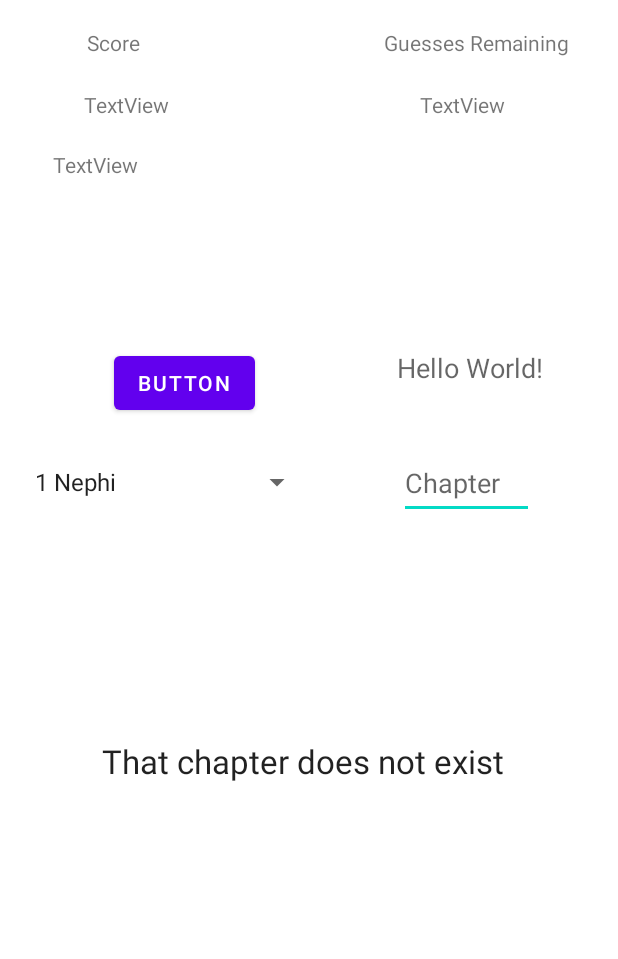
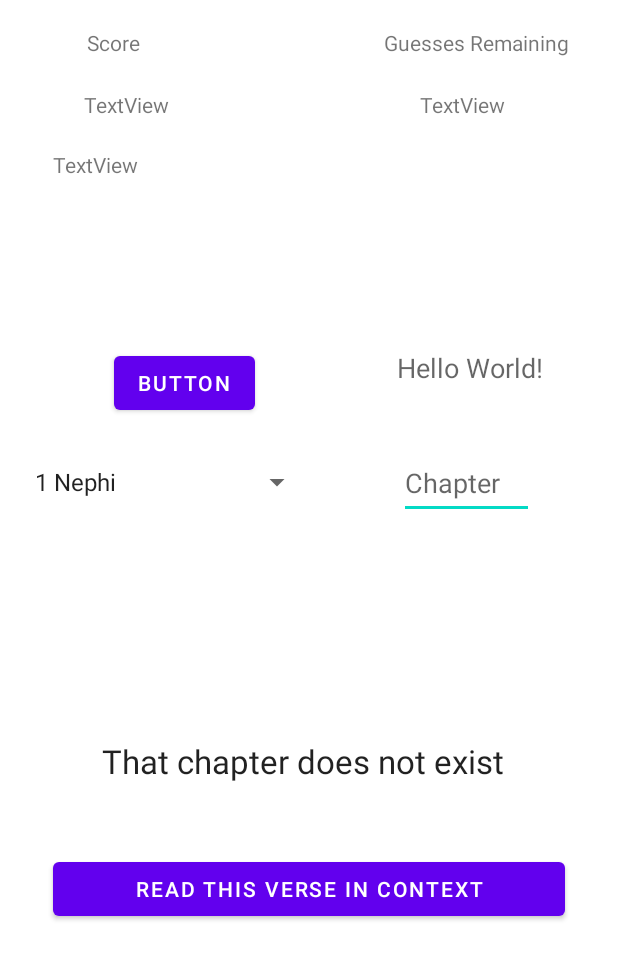
Before and after one commit to nomerza2/Scripture-Baseball, an Android app: the layout activity_main.xml on its own in the app's theme, with its tools: preview values and no code run, on a phone screen of 412 x 824 dp. Shown: the top 959 px of the screen. Run offline under Robolectric (Android 15) with nearby library versions, the phone set to English and light mode, and no system bars; network calls fail.

Commit message:
Added button that links users to the full Book of Mormon on churchofjesuschrist.org at the chosen verse upon displaying the answer

```diff
--- a/app/src/main/res/layout/activity_main.xml
+++ b/app/src/main/res/layout/activity_main.xml
@@ -129,4 +129,17 @@
         app:layout_constraintStart_toStartOf="parent"
         app:layout_constraintTop_toTopOf="parent" />
 
+    <Button
+        android:id="@+id/link_button"
+        android:layout_width="0dp"
+        android:layout_height="wrap_content"
+        android:layout_marginStart="35dp"
+        android:layout_marginTop="46dp"
+        android:layout_marginEnd="35dp"
+        android:onClick="onLinkButtonClick"
+        android:text="@string/Link_Button"
+        app:layout_constraintEnd_toEndOf="parent"
+        app:layout_constraintStart_toStartOf="parent"
+        app:layout_constraintTop_toBottomOf="@+id/Guess_Result" />
+
 </androidx.constraintlayout.widget.ConstraintLayout>
--- a/app/src/main/res/values/strings.xml
+++ b/app/src/main/res/values/strings.xml
@@ -32,4 +32,5 @@
     <string name="Easy">Easy</string>
     <string name="Normal">Normal</string>
     <string name="input_hint">Chapter</string>
+    <string name="Link_Button">Read this verse in context</string>
 </resources>
```
Also changed, not shown: app/src/main/java/com/example/scripturebaseball/MainActivity.kt (+30 -11 lines).
